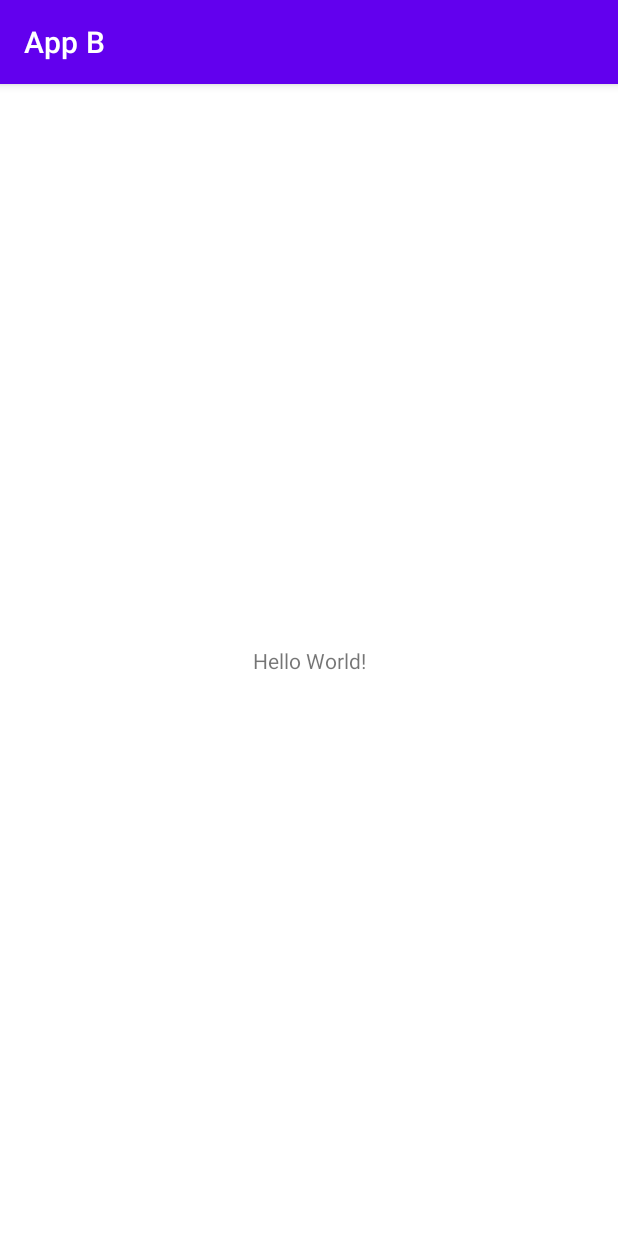
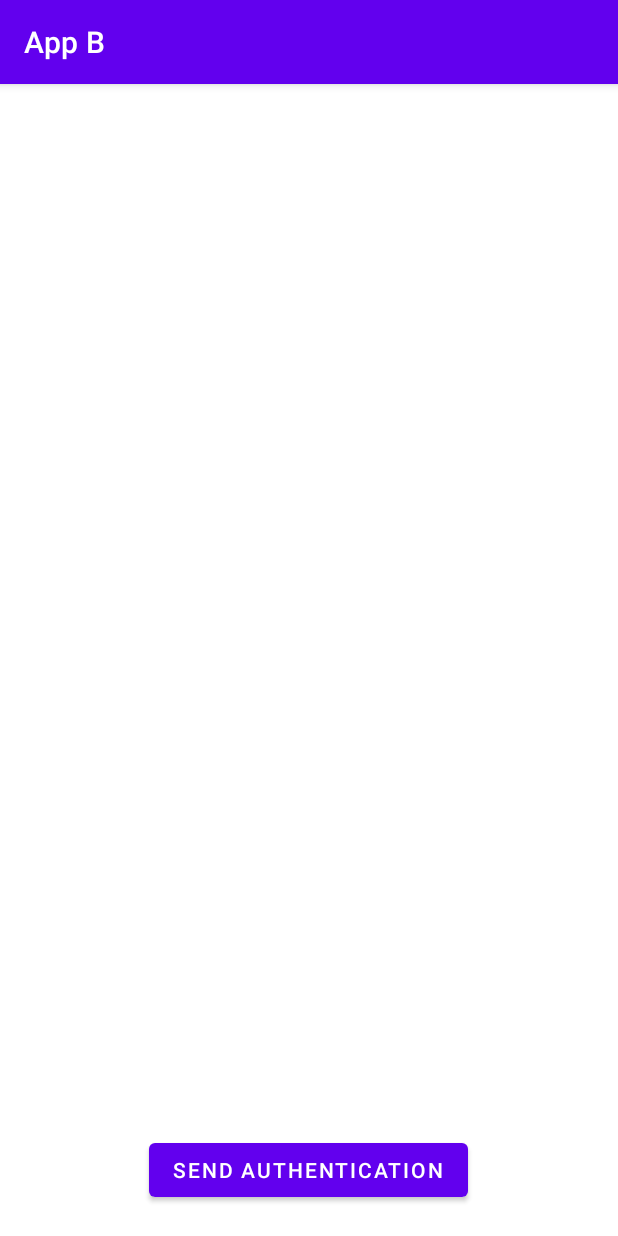
Before and after one commit to fleshcoat/dt002g_Intent_Hijacking_Group10, an Android app: the screen it shows after launch (MainActivity), on a phone screen of 412 x 824 dp. Run offline under Robolectric (Android 15) with nearby library versions, the phone set to English and light mode, and no system bars.

Commit message:
Created UI for AppB and AppC

```diff
--- a/AppB/app/src/main/res/layout/activity_main.xml
+++ b/AppB/app/src/main/res/layout/activity_main.xml
@@ -7,12 +7,44 @@
     tools:context=".MainActivity">
 
     <TextView
+        android:id="@+id/log_view"
         android:layout_width="wrap_content"
         android:layout_height="wrap_content"
-        android:text="Hello World!"
-        app:layout_constraintBottom_toBottomOf="parent"
-        app:layout_constraintLeft_toLeftOf="parent"
-        app:layout_constraintRight_toRightOf="parent"
+        android:text="@string/log_empty"
+        android:textSize="24sp"
+        android:visibility="invisible"
+        app:layout_constraintBottom_toTopOf="@+id/intentButton"
+        app:layout_constraintEnd_toEndOf="parent"
+        app:layout_constraintStart_toStartOf="parent"
         app:layout_constraintTop_toTopOf="parent" />
 
+    <androidx.recyclerview.widget.RecyclerView
+        android:id="@+id/log_recycler_view"
+        android:layout_width="match_parent"
+        android:layout_height="0dp"
+        android:layout_marginStart="50dp"
+        android:layout_marginTop="50dp"
+        android:layout_marginEnd="50dp"
+        android:layout_marginBottom="50dp"
+        android:padding="4dp"
+        android:scrollbars="vertical"
+        app:layout_constraintBottom_toTopOf="@+id/intentButton"
+        app:layout_constraintEnd_toEndOf="parent"
+        app:layout_constraintStart_toStartOf="parent"
+        app:layout_constraintTop_toTopOf="parent" />
+
+    <Button
+        android:id="@+id/intentButton"
+        android:layout_width="wrap_content"
+        android:layout_height="wrap_content"
+        android:layout_alignParentStart="true"
+        android:layout_alignParentTop="true"
+        android:layout_centerHorizontal="true"
+        android:layout_marginBottom="20dp"
+        android:text="@string/authenticate_button"
+        app:layout_constraintBottom_toBottomOf="parent"
+        app:layout_constraintEnd_toEndOf="parent"
+        app:layout_constraintHorizontal_bias="0.498"
+        app:layout_constraintStart_toStartOf="parent" />
+
 </androidx.constraintlayout.widget.ConstraintLayout>
--- a/AppB/app/src/main/res/values/strings.xml
+++ b/AppB/app/src/main/res/values/strings.xml
@@ -1,3 +1,5 @@
 <resources>
     <string name="app_name">App B</string>
+    <string name="authenticate_button">Send authentication</string>
+    <string name="log_empty">Log is empty</string>
 </resources>
--- a/AppC/app/src/main/res/values/strings.xml
+++ b/AppC/app/src/main/res/values/strings.xml
@@ -1,3 +1,5 @@
 <resources>
     <string name="app_name">App C</string>
+    <string name="log_empty">Log is empty</string>
+    <string name="authenticate_button">Send authentication</string>
 </resources>
```
Also changed, not shown: AppC/app/src/main/res/layout/activity_main.xml (+36 -4 lines).
